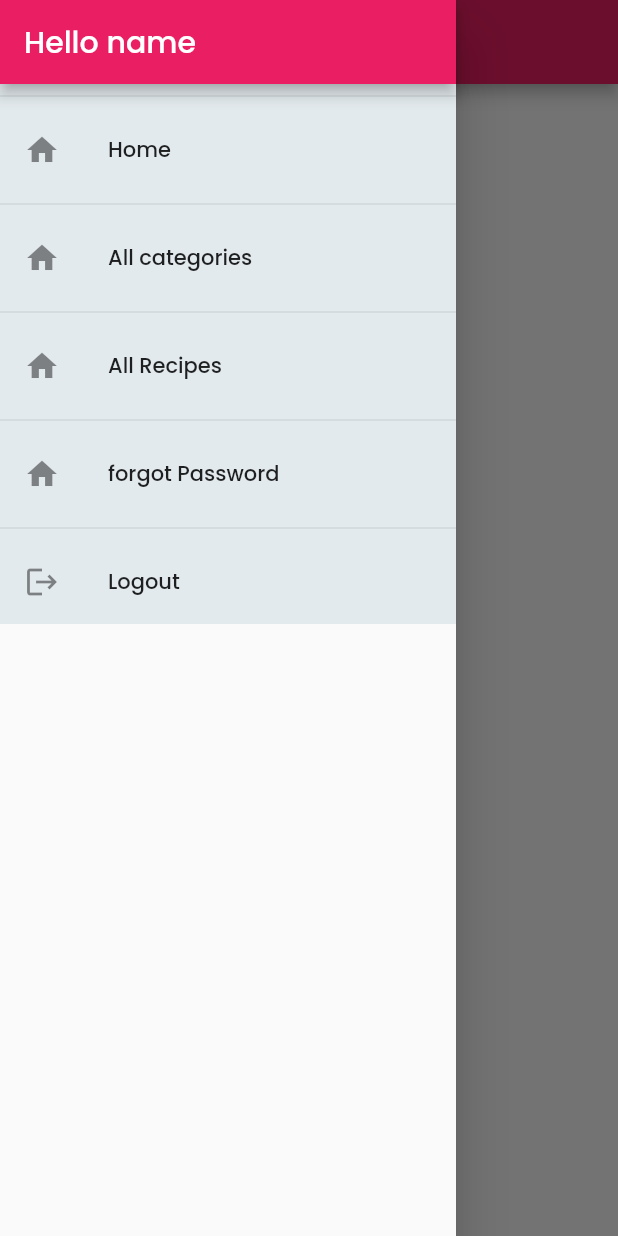
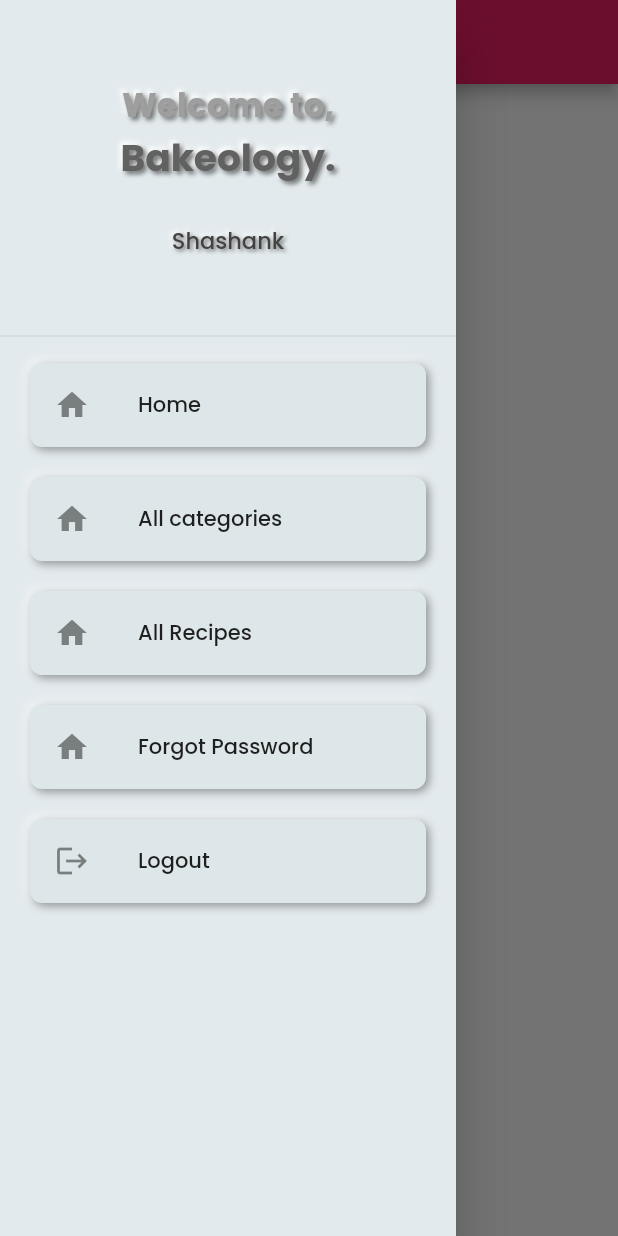
Before and after one commit to ShashankBiplav/bakeology-flutter, a Flutter app: the FavouritesScreen screen opened by its route, with the side drawer open, on a phone screen of 412 x 824 dp. Run offline on Flutter 3.47's test engine with Material 2 defaults, Android fonts, the phone set to English and light mode, and no system bars; drawn by our look-alikes of flutter_neumorphic; our stand-ins replace shared_preferences; accounts and stored records are empty; network calls fail; statements that could not run were skipped.

Commit message:
Implemented neumorphism in some widgets

```diff
--- a/lib/widgets/auth_screen/starting_text.dart
+++ b/lib/widgets/auth_screen/starting_text.dart
@@ -22,8 +22,7 @@ class StartingText extends StatelessWidget {
             textStyle: NeumorphicTextStyle(
                 fontSize: 70,
                 fontFamily: 'Poppins',
-                fontWeight: FontWeight.bold //customize size here
-                // AND others usual text style properties (fontFamily, fontWeight, ...)
+                fontWeight: FontWeight.bold
                 ),
           ),
         ),
--- a/lib/widgets/category_list_item.dart
+++ b/lib/widgets/category_list_item.dart
@@ -4,7 +4,10 @@ import 'package:flutter_neumorphic/flutter_neumorphic.dart';
 class CategoryListItem extends StatelessWidget {
   @override
   Widget build(BuildContext context) {
-    return Neumorphic(
+    return NeumorphicButton(
+      provideHapticFeedback: true,
+      padding: EdgeInsets.all(0),
+      onPressed: () {},
       style: NeumorphicStyle(
         shape: NeumorphicShape.convex,
         boxShape: NeumorphicBoxShape.roundRect(BorderRadius.circular(15)),
--- a/lib/widgets/navigation_drawer.dart
+++ b/lib/widgets/navigation_drawer.dart
@@ -1,5 +1,6 @@
 import 'package:flutter/material.dart';
 import 'package:provider/provider.dart';
+import 'package:flutter_neumorphic/flutter_neumorphic.dart';
 
 import '../providers/authentication_provider.dart';
 
@@ -11,62 +12,150 @@ import '../screens/favourites_screen.dart';
 class NavigationDrawer extends StatelessWidget {
   @override
   Widget build(BuildContext context) {
+    bool isPortrait =
+        MediaQuery.of(context).orientation == Orientation.portrait;
     return Drawer(
+      child: Container(
+        height: MediaQuery.of(context).size.height,
+        color: Color.fromRGBO(227, 234, 237, 1),
         child: SingleChildScrollView(
-              child: Container(
-          color: Color.fromRGBO(227, 234, 237, 1),
           child: Column(
             children: [
-              AppBar(
-                title: Text('Hello name'),
-                automaticallyImplyLeading: false,
+              Container(
+                margin: EdgeInsets.only(top: 10),
+                height: MediaQuery.of(context).size.height * 0.25,
+                child: Column(
+                  mainAxisAlignment: MainAxisAlignment.center,
+                  children: [
+                    NeumorphicText(
+                      'Welcome to,',
+                      style: NeumorphicStyle(
+                          depth: 4, intensity: 1, color: Colors.grey),
+                      textStyle: NeumorphicTextStyle(
+                          fontSize: 22,
+                          fontFamily: 'Poppins',
+                          fontWeight: FontWeight.bold),
+                    ),
+                    NeumorphicText(
+                      'Bakeology.',
+                      style: NeumorphicStyle(
+                          depth: 4, intensity: 1, color: Colors.grey[700]),
+                      textStyle: NeumorphicTextStyle(
+                          fontSize: 25,
+                          fontFamily: 'Poppins',
+                          fontWeight: FontWeight.bold),
+                    ),
+                    SizedBox(
+                        height: isPortrait
+                            ? MediaQuery.of(context).size.height * 0.03
+                            : MediaQuery.of(context).size.height * 0.01),
+                    Row(
+                      mainAxisAlignment: MainAxisAlignment.center,
+                      children: [
+                        NeumorphicText(
+                          'Shashank',
+                          style: NeumorphicStyle(
+                            depth: 3,
+                            intensity: 1,
+                            color: Colors.grey[800],
+                          ),
+                          textStyle: NeumorphicTextStyle(
+                              fontSize: 15,
+                              fontFamily: 'Poppins',
+                              fontWeight: FontWeight.w500),
+                        ),
+                      ],
+                    ),
+                  ],
+                ),
               ),
               Divider(),
-              ListTile(
+              Padding(
+                padding:
+                    const EdgeInsets.symmetric(horizontal: 20, vertical: 10),
+                child: NeumorphicButton(
+                  provideHapticFeedback: true,
+                  padding: EdgeInsets.all(0),
+                  onPressed: () {
+                    Navigator.of(context).pushReplacementNamed('/');
+                  },
+                  child: ListTile(
                     leading: Icon(Icons.home),
                     title: Text('Home'),
-                onTap: () {
-                  Navigator.of(context).pushReplacementNamed('/');
-                },
                   ),
-              Divider(),
-              ListTile(
-                leading: Icon(Icons.home),
-                title: Text('All categories'),
-                onTap: () {
+                ),
+              ),
+              // Divider(),
+              Padding(
+                padding:
+                    const EdgeInsets.symmetric(horizontal: 20, vertical: 10),
+                child: NeumorphicButton(
+                  provideHapticFeedback: true,
+                  padding: EdgeInsets.all(0),
+                  onPressed: () {
                     Navigator.of(context)
                         .pushReplacementNamed(AllCategoriesScreen.routeName);
                   },
+                  child: ListTile(
+                    leading: Icon(Icons.home),
+                    title: Text('All categories'),
                   ),
-              Divider(),
-              ListTile(
-                leading: Icon(Icons.home),
-                title: Text('All Recipes'),
-                onTap: () {
+                ),
+              ),
+              // Divider(),
+              Padding(
+                padding:
+                    const EdgeInsets.symmetric(horizontal: 20, vertical: 10),
+                child: NeumorphicButton(
+                  provideHapticFeedback: true,
+                  padding: EdgeInsets.all(0),
+                  onPressed: () {
                     Navigator.of(context)
                         .pushReplacementNamed(AllRecipesScreen.routeName);
                   },
+                  child: ListTile(
+                    leading: Icon(Icons.home),
+                    title: Text('All Recipes'),
                   ),
-              Divider(),
-              ListTile(
-                leading: Icon(Icons.home),
-                title: Text('forgot Password'),
-                onTap: () {
+                ),
+              ),
+              // Divider(),
+              Padding(
+                padding:
+                    const EdgeInsets.symmetric(horizontal: 20, vertical: 10),
+                child: NeumorphicButton(
+                  provideHapticFeedback: true,
+                  padding: EdgeInsets.all(0),
+                  onPressed: () {
                     Navigator.of(context)
                         .pushReplacementNamed(ForgotPasswordScreen.routeName);
                   },
+                  child: ListTile(
+                    leading: Icon(Icons.home),
+                    title: Text('Forgot Password'),
                   ),
-              Divider(),
-              ListTile(
-                leading: Icon(Icons.logout),
-                title: Text('Logout'),
-                onTap: () {
+                ),
+              ),
+              // Divider(),
+              Padding(
+                padding:
+                    const EdgeInsets.symmetric(horizontal: 20, vertical: 10),
+                child: NeumorphicButton(
+                  provideHapticFeedback: true,
+                  padding: EdgeInsets.all(0),
+                  onPressed: () {
                     Navigator.of(context).pop();
                     Navigator.of(context).pushReplacementNamed('/');
                     Provider.of<AuthenticationProvider>(context, listen: false)
                         .logout();
                   },
+                  child: ListTile(
+                    leading: Icon(Icons.logout),
+                    title: Text('Logout'),
                   ),
+                ),
+              ),
+              // Divider(),
             ],
           ),
         ),
```
Also changed, not shown: lib/screens/all_categories_screen.dart (+10 -4 lines), lib/screens/all_recipes_screen.dart (+9 -3 lines), lib/screens/home_screen.dart (+16 -6 lines), lib/widgets/recipe_grid_item.dart (+9 -10 lines). Lines whose indentation alone changed are shown as unchanged.
